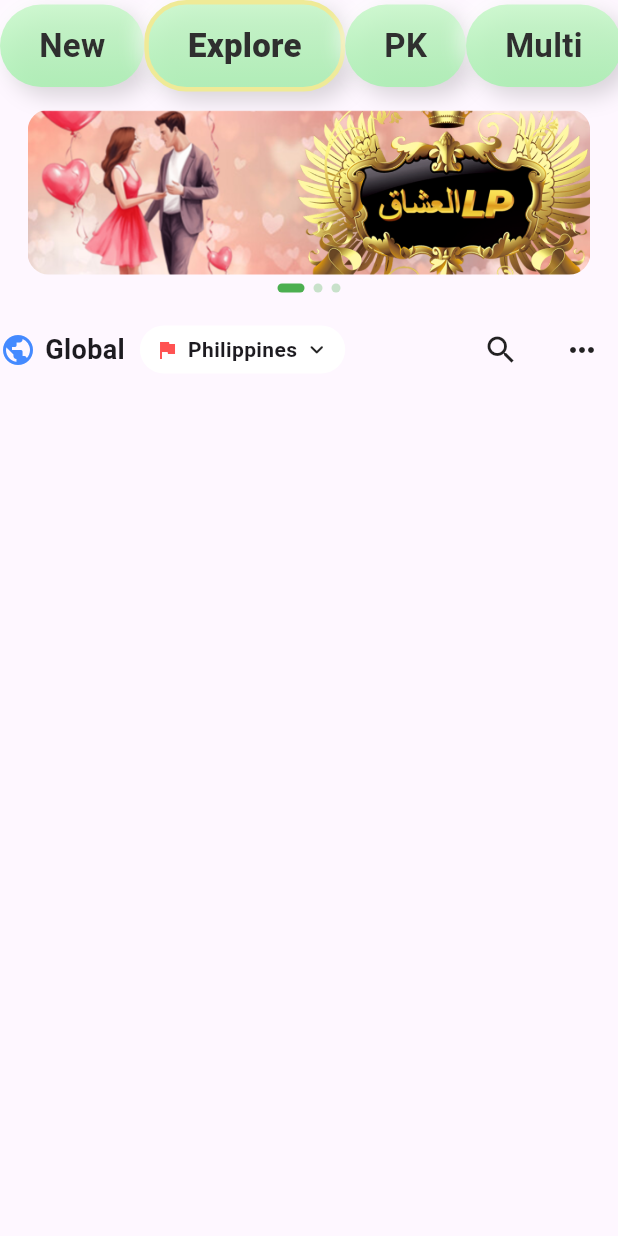
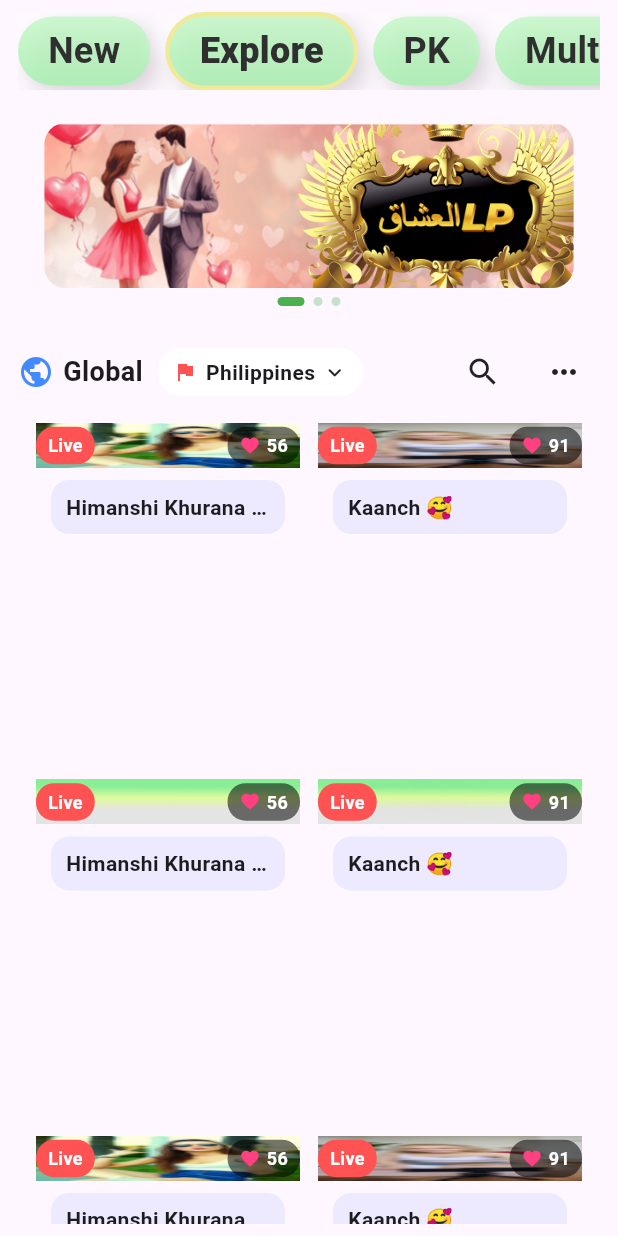
Before and after one commit to aroobaasif001/riolive, a Flutter app: the LiveScreen widget shown alone on an empty page, opened directly, on a phone screen of 412 x 824 dp. Run offline on Flutter 3.47's test engine with Material 3 defaults, Android fonts, the phone set to English and light mode, and no system bars; drawn by our look-alikes of carousel_slider; our stand-ins replace curved_navigation_bar, flutter_inset_box_shadow, get, google_fonts, gradient_borders, image_picker.

Commit message:
live screen during working

```diff
--- a/lib/views/bottom_navi_screens/screens/home_navbar_screens/live_Screen/live_screen.dart
+++ b/lib/views/bottom_navi_screens/screens/home_navbar_screens/live_Screen/live_screen.dart
@@ -1,5 +1,8 @@
-import 'package:carousel_slider/carousel_slider.dart';
 import 'package:flutter/material.dart';
+import 'tabs/new_tab.dart';
+import 'tabs/explore_tab.dart';
+import 'tabs/pk_tab.dart';
+import 'tabs/multi_tab.dart';
 
 class LiveScreen extends StatefulWidget {
   const LiveScreen({super.key});
@@ -10,183 +13,48 @@ class LiveScreen extends StatefulWidget {
 
 class _LiveScreenState extends State<LiveScreen> {
   int _selectedIndex = 1; // Default: Explore
-  int _bannerIndex = 0;
-  final banners = [
-    'assets/images/slide_image.png',
-    'assets/images/slide_image.png',
-    'assets/images/slide_image.png',
-  ];
 
   @override
   Widget build(BuildContext context) {
-    return Column(
+    return Padding(
+      padding: const EdgeInsets.symmetric(horizontal: 12, vertical: 8),
+      child: Column(
         children: [
-        Row(
-          mainAxisAlignment: MainAxisAlignment.spaceEvenly,
+          SingleChildScrollView(
+            scrollDirection: Axis.horizontal,
+            physics: const BouncingScrollPhysics(),
+            child: Row(
               children: [
                 _buildChip('New', _selectedIndex == 0),
+                const SizedBox(width: 10),
                 _buildChip('Explore', _selectedIndex == 1),
+                const SizedBox(width: 10),
                 _buildChip('PK', _selectedIndex == 2),
+                const SizedBox(width: 10),
                 _buildChip('Multi', _selectedIndex == 3),
               ],
             ),
-        const SizedBox(height: 12),
-        CarouselSlider(
-          items: banners
-              .map(
-                (b) => Padding(
-                  padding: const EdgeInsets.symmetric(horizontal: 4),
-                  child: ClipRRect(
-                    borderRadius: BorderRadius.circular(14),
-                    child: Image.asset(b, fit: BoxFit.cover, width: double.infinity),
           ),
-                ),
-              )
-              .toList(),
-          options: CarouselOptions(
-            height: 110,
-            viewportFraction: 0.93,
-            autoPlay: true,
-            enlargeCenterPage: true,
-            onPageChanged: (index, reason) {
-              setState(() => _bannerIndex = index);
-            },
-          ),
-        ),
-        const SizedBox(height: 6),
-        Row(
-          mainAxisAlignment: MainAxisAlignment.center,
-          children: List.generate(
-            banners.length,
-            (i) => Container(
-              width: _bannerIndex == i ? 18 : 6,
-              height: 6,
-              margin: const EdgeInsets.symmetric(horizontal: 3),
-              decoration: BoxDecoration(
-                color: _bannerIndex == i ? Colors.green : Colors.green.withOpacity(0.3),
-                borderRadius: BorderRadius.circular(6),
-              ),
-            ),
-          ),
-        ),
-        const SizedBox(height: 14),
-        Row(
-          children: [
-            const Icon(Icons.public, color: Colors.blueAccent),
-            const SizedBox(width: 6),
-            const Text('Global', style: TextStyle(fontSize: 18, fontWeight: FontWeight.w700)),
-            const SizedBox(width: 10),
-            Container(
-              padding: const EdgeInsets.symmetric(horizontal: 10, vertical: 6),
-              decoration: BoxDecoration(color: Colors.white, borderRadius: BorderRadius.circular(18)),
-              child: Row(
-                mainAxisSize: MainAxisSize.min,
-                children: const [
-                  Icon(Icons.flag, size: 16, color: Colors.redAccent),
-                  SizedBox(width: 6),
-                  Text('Philippines', style: TextStyle(fontWeight: FontWeight.w600)),
-                  SizedBox(width: 4),
-                  Icon(Icons.keyboard_arrow_down_rounded, size: 18),
+          const SizedBox(height: 10),
+          Expanded(child: _buildSelectedTab()),
         ],
       ),
-            ),
-            const Spacer(),
-            IconButton(
-              onPressed: () {},
-              icon: const Icon(Icons.search, color: Colors.black87),
-              padding: EdgeInsets.zero,
-              constraints: const BoxConstraints(),
-            ),
-            const SizedBox(width: 6),
-            IconButton(
-              onPressed: () {},
-              icon: const Icon(Icons.more_horiz, color: Colors.black87),
-              padding: EdgeInsets.zero,
-              constraints: const BoxConstraints(),
-            ),
-          ],
-        ),
-        const SizedBox(height: 10),
-        // GridView.builder(
-        //   shrinkWrap: true,
-        //   physics: const NeverScrollableScrollPhysics(),
-        //   gridDelegate: const SliverGridDelegateWithFixedCrossAxisCount(
-        //     crossAxisCount: 2,
-        //     mainAxisExtent: 200,
-        //     mainAxisSpacing: 12,
-        //     crossAxisSpacing: 12,
-        //   ),
-        //   itemBuilder: (context, index) {
-        //     return Column(
-        //       children: [
-        //         CustomContainer(
-        //           height: 150,
-        //           image: DecorationImage(image: AssetImage('assets/images/girl_img3.png'), fit: BoxFit.fill),
-        //           borderRadius: BorderRadius.only(
-        //             topLeft: Radius.circular(25),
-        //             topRight: Radius.circular(25),
-        //           ),
-        //           padding: EdgeInsets.symmetric(vertical: 8, horizontal: 5),
-        //           child: Row(
-        //             crossAxisAlignment: CrossAxisAlignment.start,
-        //             mainAxisAlignment: MainAxisAlignment.spaceBetween,
-        //             children: [
-        //               // Top-left "Live" badge
-        //               Container(
-        //                 padding: const EdgeInsets.symmetric(horizontal: 8, vertical: 4),
-        //                 decoration: BoxDecoration(
-        //                   color: Colors.redAccent,
-        //                   borderRadius: BorderRadius.circular(12),
-        //                 ),
-        //                 child: const Text(
-        //                   'Live',
-        //                   style: TextStyle(color: Colors.white, fontWeight: FontWeight.w700, fontSize: 12),
-        //                 ),
-        //               ),
-        //
-        //               // Top-right Likes badge
-        //               Container(
-        //                 padding: const EdgeInsets.symmetric(horizontal: 8, vertical: 4),
-        //                 decoration: BoxDecoration(
-        //                   color: Colors.black54,
-        //                   borderRadius: BorderRadius.circular(12),
-        //                 ),
-        //                 child: Row(
-        //                   mainAxisSize: MainAxisSize.min,
-        //                   children: const [
-        //                     Icon(Icons.favorite, color: Colors.pinkAccent, size: 14),
-        //                     SizedBox(width: 4),
-        //                     Text(
-        //                       '120K', // 👈 yahan apna dynamic likes count
-        //                       style: TextStyle(
-        //                         color: Colors.white,
-        //                         fontWeight: FontWeight.w600,
-        //                         fontSize: 12,
-        //                       ),
-        //                     ),
-        //                   ],
-        //                 ),
-        //               ),
-        //             ],
-        //           ),
-        //         ),
-        //         CustomContainer(
-        //           height: 40,
-        //           width: double.maxFinite,
-        //           conColor: Color(0x306517da),
-        //           alignment: Alignment.center,
-        //           borderRadius: BorderRadius.only(
-        //             bottomLeft: Radius.circular(25),
-        //             bottomRight: Radius.circular(25),
-        //           ),
-        //           child: CustomText('text'),
-        //         ),
-        //       ],
-        //     );
-        //   },
-        // ),
-      ],
     );
+  }
+
+  Widget _buildSelectedTab() {
+    switch (_selectedIndex) {
+      case 0:
+        return const NewTab();
+      case 1:
+        return const ExploreTab();
+      case 2:
+        return const PKTab();
+      case 3:
+        return const MultiTab();
+      default:
+        return const ExploreTab();
+    }
   }
 
   Widget _buildChip(String text, bool selected) {
@@ -200,7 +68,7 @@ class _LiveScreenState extends State<LiveScreen> {
         });
       },
       child: Container(
-        padding: const EdgeInsets.symmetric(horizontal: 26, vertical: 12),
+        padding: const EdgeInsets.symmetric(horizontal: 20, vertical: 6),
         decoration: BoxDecoration(
           borderRadius: BorderRadius.circular(28),
           gradient: LinearGradient(
@@ -220,7 +88,7 @@ class _LiveScreenState extends State<LiveScreen> {
         child: Text(
           text,
           style: TextStyle(
-            fontSize: 22,
+            fontSize: 24,
             fontWeight: selected ? FontWeight.w800 : FontWeight.w600,
             color: const Color(0xFF2F2F2F),
             letterSpacing: 0.2,
--- /dev/null
+++ b/lib/views/bottom_navi_screens/screens/home_navbar_screens/live_Screen/tabs/explore_tab.dart
@@ -0,0 +1,292 @@
+import 'package:carousel_slider/carousel_slider.dart';
+import 'package:flutter/material.dart';
+import 'package:riolive/customwidgets/custom_container.dart';
+
+class ExploreTab extends StatefulWidget {
+  const ExploreTab({super.key});
+
+  @override
+  State<ExploreTab> createState() => _ExploreTabState();
+}
+
+class _ExploreTabState extends State<ExploreTab> {
+  int _bannerIndex = 0;
+  final List<String> banners = const [
+    'assets/images/slide_image.png',
+    'assets/images/slide_image.png',
+    'assets/images/slide_image.png',
+  ];
+  final images = [
+    'assets/images/girl_img1.png',
+    'assets/images/girl_img2.png',
+    'assets/images/hbg3.jpg',
+    'assets/images/hbg4.jpg',
+  ];
+  @override
+  Widget build(BuildContext context) {
+    return CustomScrollView(
+      slivers: [
+        const SliverToBoxAdapter(child: SizedBox(height: 12)),
+        SliverToBoxAdapter(
+          child: CarouselSlider(
+            items: banners
+                .map(
+                  (b) => Padding(
+                    padding: const EdgeInsets.symmetric(horizontal: 4),
+                    child: ClipRRect(
+                      borderRadius: BorderRadius.circular(14),
+                      child: Image.asset(b, fit: BoxFit.cover, width: double.infinity),
+                    ),
+                  ),
+                )
+                .toList(),
+            options: CarouselOptions(
+              height: 110,
+              viewportFraction: 0.93,
+              autoPlay: true,
+              enlargeCenterPage: true,
+              onPageChanged: (index, reason) {
+                setState(() => _bannerIndex = index);
+              },
+            ),
+          ),
+        ),
+        SliverToBoxAdapter(
+          child: Row(
+            mainAxisAlignment: MainAxisAlignment.center,
+            children: List.generate(
+              banners.length,
+              (i) => Container(
+                width: _bannerIndex == i ? 18 : 6,
+                height: 6,
+                margin: const EdgeInsets.symmetric(horizontal: 3, vertical: 6),
+                decoration: BoxDecoration(
+                  color: _bannerIndex == i ? Colors.green : Colors.green.withOpacity(0.3),
+                  borderRadius: BorderRadius.circular(6),
+                ),
+              ),
+            ),
+          ),
+        ),
+        const SliverToBoxAdapter(child: SizedBox(height: 14)),
+        SliverToBoxAdapter(
+          child: Row(
+            children: [
+              const Icon(Icons.public, color: Colors.blueAccent),
+              const SizedBox(width: 6),
+              const Text('Global', style: TextStyle(fontSize: 18, fontWeight: FontWeight.w700)),
+              const SizedBox(width: 10),
+              Container(
+                padding: const EdgeInsets.symmetric(horizontal: 10, vertical: 6),
+                decoration: BoxDecoration(color: Colors.white, borderRadius: BorderRadius.circular(18)),
+                child: Row(
+                  mainAxisSize: MainAxisSize.min,
+                  children: const [
+                    Icon(Icons.flag, size: 16, color: Colors.redAccent),
+                    SizedBox(width: 6),
+                    Text('Philippines', style: TextStyle(fontWeight: FontWeight.w600)),
+                    SizedBox(width: 4),
+                    Icon(Icons.keyboard_arrow_down_rounded, size: 18),
+                  ],
+                ),
+              ),
+              const Spacer(),
+              IconButton(
+                onPressed: () {},
+                icon: const Icon(Icons.search, color: Colors.black87),
+                padding: EdgeInsets.zero,
+                constraints: const BoxConstraints(),
+              ),
+              const SizedBox(width: 6),
+              IconButton(
+                onPressed: () {},
+                icon: const Icon(Icons.more_horiz, color: Colors.black87),
+                padding: EdgeInsets.zero,
+                constraints: const BoxConstraints(),
+              ),
+            ],
+          ),
+        ),
+        const SliverToBoxAdapter(child: SizedBox(height: 10)),
+        SliverPadding(
+          padding: const EdgeInsets.symmetric(horizontal: 12),
+          sliver: SliverGrid(
+            gridDelegate: const SliverGridDelegateWithFixedCrossAxisCount(
+              crossAxisCount: 2,
+              childAspectRatio: 0.78,
+              mainAxisSpacing: 12,
+              crossAxisSpacing: 12,
+            ),
+            delegate: SliverChildBuilderDelegate((context, index) {
+              final img = images[index % images.length];
+              final name = index % 2 == 0 ? 'Himanshi Khurana' : 'Kaanch';
+              final viewers = index.isEven ? '56' : '91';
+              return Column(
+                children: [
+                  CustomContainer(
+                    height: 30,
+                    image: DecorationImage(image: AssetImage(img), fit: BoxFit.fill),
+
+                    child: Row(
+                      mainAxisAlignment: MainAxisAlignment.spaceBetween,
+                      children: [
+                        CustomContainer(
+                          padding: const EdgeInsets.symmetric(horizontal: 8, vertical: 4),
+                          conColor: Colors.redAccent,
+                          borderRadius: BorderRadius.circular(12),
+                          child: const Text(
+                            'Live',
+                            style: TextStyle(color: Colors.white, fontWeight: FontWeight.w700, fontSize: 12),
+                          ),
+                        ),
+                        CustomContainer(
+                          padding: const EdgeInsets.symmetric(horizontal: 8, vertical: 4),
+                          conColor: Colors.black54,
+                          borderRadius: BorderRadius.circular(12),
+                          child: Row(
+                            mainAxisSize: MainAxisSize.min,
+                            children: [
+                              const Icon(Icons.favorite, color: Colors.pinkAccent, size: 14),
+                              const SizedBox(width: 4),
+                              Text(
+                                viewers,
+                                style: const TextStyle(
+                                  color: Colors.white,
+                                  fontWeight: FontWeight.w600,
+                                  fontSize: 12,
+                                ),
+                              ),
+                            ],
+                          ),
+                        ),
+                      ],
+                    ),
+                  ),
+                  CustomContainer(
+                    width: double.infinity,
+                    padding: const EdgeInsets.fromLTRB(10, 8, 10, 10),
+                    child: Container(
+                      padding: const EdgeInsets.symmetric(horizontal: 10, vertical: 8),
+                      decoration: BoxDecoration(
+                        color: const Color(0xFFEDEAFF),
+                        borderRadius: BorderRadius.circular(12),
+                      ),
+                      child: Row(
+                        children: [
+                          Expanded(
+                            child: Text(
+                              '$name 🥰',
+                              overflow: TextOverflow.ellipsis,
+                              style: const TextStyle(fontWeight: FontWeight.w700),
+                            ),
+                          ),
+                        ],
+                      ),
+                    ),
+                  ),
+                ],
+              );
+            }, childCount: 8),
+          ),
+        ),
+      ],
+    );
+  }
+}
+
+class _LiveCard extends StatelessWidget {
+  final String imagePath;
+  final String name;
+  final String viewers;
+  const _LiveCard({required this.imagePath, required this.name, required this.viewers});
+
+  @override
+  Widget build(BuildContext context) {
+    return ClipRRect(
+      borderRadius: BorderRadius.circular(16),
+      child: Container(
+        decoration: BoxDecoration(
+          color: Colors.white,
+          borderRadius: BorderRadius.circular(16),
+          boxShadow: [
+            BoxShadow(color: Colors.black.withOpacity(0.05), blurRadius: 8, offset: const Offset(0, 4)),
+          ],
+        ),
+        child: Column(
+          children: [
+            Expanded(
+              child: Stack(
+                children: [
+                  Positioned.fill(child: Image.asset(imagePath, fit: BoxFit.cover)),
+                  Positioned(
+                    left: 8,
+                    top: 8,
+                    child: Container(
+                      padding: const EdgeInsets.symmetric(horizontal: 8, vertical: 4),
+                      decoration: BoxDecoration(
+                        color: Colors.redAccent,
+                        borderRadius: BorderRadius.circular(12),
+                      ),
+                      child: const Text(
+                        'Live',
+                        style: TextStyle(color: Colors.white, fontWeight: FontWeight.w700, fontSize: 12),
+                      ),
+                    ),
+                  ),
+                  Positioned(
+                    right: 8,
+                    top: 8,
+                    child: Container(
+                      padding: const EdgeInsets.symmetric(horizontal: 8, vertical: 4),
+                      decoration: BoxDecoration(
+                        color: Colors.black54,
+                        borderRadius: BorderRadius.circular(12),
+                      ),
+                      child: Row(
+                        mainAxisSize: MainAxisSize.min,
+                        children: [
+                          const Icon(Icons.favorite, color: Colors.pinkAccent, size: 14),
+                          const SizedBox(width: 4),
+                          Text(
+                            viewers,
+                            style: const TextStyle(
+                              color: Colors.white,
+                              fontWeight: FontWeight.w600,
+                              fontSize: 12,
+                            ),
+                          ),
+                        ],
+                      ),
+                    ),
+                  ),
+                ],
+              ),
+            ),
+            Container(
+              width: double.infinity,
+              padding: const EdgeInsets.fromLTRB(10, 8, 10, 10),
+              child: Container(
+                padding: const EdgeInsets.symmetric(horizontal: 10, vertical: 8),
+                decoration: BoxDecoration(
+                  color: const Color(0xFFEDEAFF),
+                  borderRadius: BorderRadius.circular(12),
+                ),
+                child: Row(
+                  children: [
+                    Expanded(
+                      child: Text(
+                        '$name 🥰',
+                        overflow: TextOverflow.ellipsis,
+                        style: const TextStyle(fontWeight: FontWeight.w700),
+                      ),
+                    ),
+                  ],
+                ),
+              ),
+            ),
+          ],
+        ),
+      ),
+    );
+  }
+}
```
Also changed, not shown: lib/views/bottom_navi_screens/screens/home_navbar_screens/live_Screen/tabs/multi_tab.dart (added, +11 -0 lines), lib/views/bottom_navi_screens/screens/home_navbar_screens/live_Screen/tabs/new_tab.dart (added, +12 -0 lines), lib/views/bottom_navi_screens/screens/home_navbar_screens/live_Screen/tabs/pk_tab.dart (added, +12 -0 lines). Lines whose indentation alone changed are shown as unchanged.
